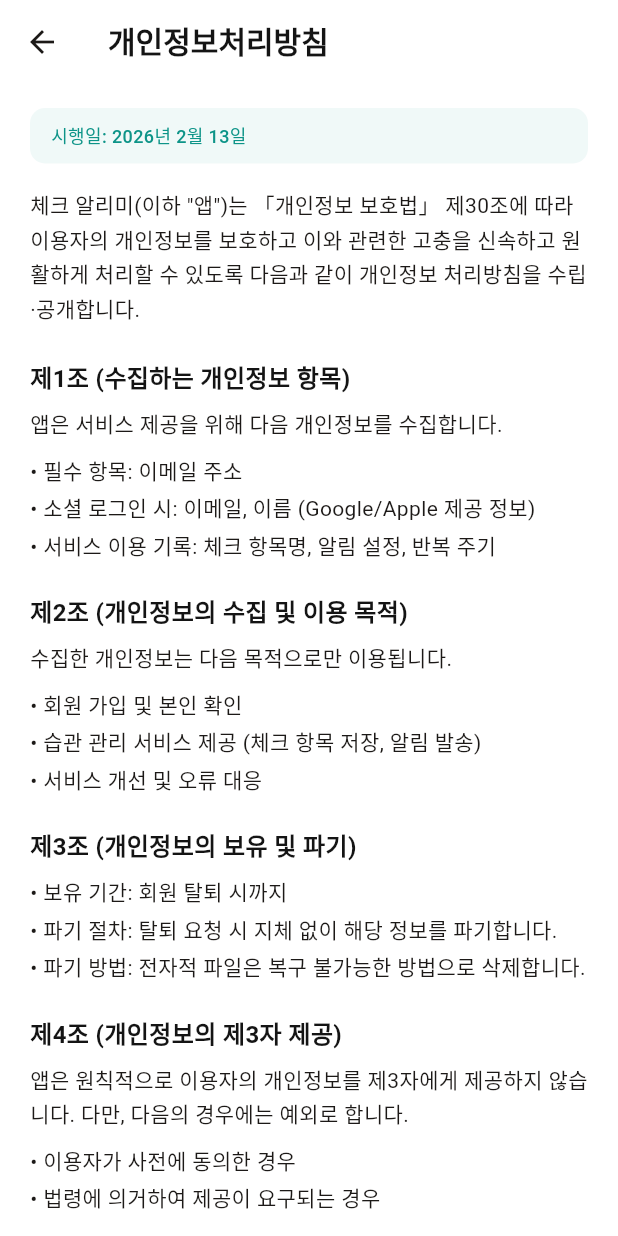
After one commit to seonho99/check_alert, a Flutter app: the SettingsView screen opened by its route, after a tap on "개인정보처리방침", on a phone screen of 412 x 824 dp. The commit adds this screen. Run offline on Flutter 3.47's test engine with Material 3 defaults, Android fonts, the phone set to English and light mode, and no system bars; our stand-ins replace calendar_date_picker2, cloud_firestore, firebase_auth, firebase_core, flutter_local_notifications, flutter_slidable and 5 more; accounts and stored records are empty.

Commit message:
feat: iOS, 안드로이드 실기기 테스트 완

```diff
--- a/lib/core/route/router.dart
+++ b/lib/core/route/router.dart
@@ -21,6 +21,7 @@ import '../../ui/task_list/task_list_view.dart';
 import '../../ui/task_list/task_list_viewmodel.dart';
 import '../../ui/task_detail/task_detail_view.dart';
 import '../../ui/task_detail/task_detail_viewmodel.dart';
+import '../../ui/settings/legal_view.dart';
 import '../../ui/settings/settings_view.dart';
 
 /// 라우트 경로 상수
@@ -33,6 +34,8 @@ class AppRoutes {
   static const String taskDetail = '/tasks/detail';
   static const String taskAdd = '/tasks/add';
   static const String settings = '/settings';
+  static const String legalPrivacy = '/settings/privacy';
+  static const String legalTerms = '/settings/terms';
 }
 
 /// GoRouter 설정
@@ -106,5 +109,13 @@ final GoRouter router = GoRouter(
       path: AppRoutes.settings,
       builder: (context, state) => const SettingsView(),
     ),
+    GoRoute(
+      path: AppRoutes.legalPrivacy,
+      builder: (context, state) => const LegalView(type: LegalType.privacy),
+    ),
+    GoRoute(
+      path: AppRoutes.legalTerms,
+      builder: (context, state) => const LegalView(type: LegalType.terms),
+    ),
   ],
 );
--- a/lib/core/services/local_notification_service.dart
+++ b/lib/core/services/local_notification_service.dart
@@ -118,7 +118,7 @@ class LocalNotificationService {
         ),
         uiLocalNotificationDateInterpretation:
             UILocalNotificationDateInterpretation.absoluteTime,
-        androidScheduleMode: AndroidScheduleMode.inexactAllowWhileIdle,
+        androidScheduleMode: AndroidScheduleMode.exactAllowWhileIdle,
         matchDateTimeComponents: DateTimeComponents.dayOfWeekAndTime,
         payload: task.id,
       );
@@ -153,7 +153,7 @@ class LocalNotificationService {
         ),
         uiLocalNotificationDateInterpretation:
             UILocalNotificationDateInterpretation.absoluteTime,
-        androidScheduleMode: AndroidScheduleMode.inexactAllowWhileIdle,
+        androidScheduleMode: AndroidScheduleMode.exactAllowWhileIdle,
         matchDateTimeComponents: DateTimeComponents.dayOfMonthAndTime,
         payload: task.id,
       );
@@ -200,7 +200,7 @@ class LocalNotificationService {
         ),
         uiLocalNotificationDateInterpretation:
             UILocalNotificationDateInterpretation.absoluteTime,
-        androidScheduleMode: AndroidScheduleMode.inexactAllowWhileIdle,
+        androidScheduleMode: AndroidScheduleMode.exactAllowWhileIdle,
         payload: task.id,
       );
     }
--- a/lib/data/datasource/auth_firebase_datasource_impl.dart
+++ b/lib/data/datasource/auth_firebase_datasource_impl.dart
@@ -124,7 +124,9 @@ class AuthFirebaseDataSourceImpl implements AuthDataSource {
 
   Future<void> _initializeGoogleSignIn() async {
     try {
-      await _googleSignIn.initialize();
+      await _googleSignIn.initialize(
+        serverClientId: '92105577038-slpl4jp7t6chqjg9gq9e4gd6fqg9l7re.apps.googleusercontent.com',
+      );
       _isGoogleSignInInitialized = true;
     } catch (e) {
       throw ServerException('Google Sign-In 초기화 중 오류가 발생했습니다: $e');
--- /dev/null
+++ b/lib/ui/settings/legal_view.dart
@@ -0,0 +1,201 @@
+import 'package:flutter/material.dart';
+
+import '../../core/theme/app_colors.dart';
+import '../../core/theme/app_text_styles.dart';
+
+enum LegalType { privacy, terms }
+
+class LegalView extends StatelessWidget {
+  final LegalType type;
+
+  const LegalView({super.key, required this.type});
+
+  String get _title =>
+      type == LegalType.privacy ? '개인정보처리방침' : '서비스 이용약관';
+
+  @override
+  Widget build(BuildContext context) {
+    return Scaffold(
+      backgroundColor: Colors.white,
+      appBar: AppBar(title: Text(_title)),
+      body: SafeArea(
+        child: ListView(
+          padding: const EdgeInsets.symmetric(horizontal: 20, vertical: 16),
+          children: type == LegalType.privacy
+              ? _privacyPolicySections()
+              : _termsOfServiceSections(),
+        ),
+      ),
+    );
+  }
+
+  // ──────────────────────────────────────
+  // 개인정보처리방침
+  // ──────────────────────────────────────
+  List<Widget> _privacyPolicySections() {
+    return [
+      _buildNotice('시행일: 2026년 2월 13일'),
+      const SizedBox(height: 16),
+      _buildParagraph(
+        '체크 알리미(이하 "앱")는 「개인정보 보호법」 제30조에 따라 '
+        '이용자의 개인정보를 보호하고 이와 관련한 고충을 신속하고 원활하게 '
+        '처리할 수 있도록 다음과 같이 개인정보 처리방침을 수립·공개합니다.',
+      ),
+      const SizedBox(height: 24),
+      _buildSection('제1조 (수집하는 개인정보 항목)', [
+        '앱은 서비스 제공을 위해 다음 개인정보를 수집합니다.',
+        '',
+        '• 필수 항목: 이메일 주소',
+        '• 소셜 로그인 시: 이메일, 이름 (Google/Apple 제공 정보)',
+        '• 서비스 이용 기록: 체크 항목명, 알림 설정, 반복 주기',
+      ]),
+      _buildSection('제2조 (개인정보의 수집 및 이용 목적)', [
+        '수집한 개인정보는 다음 목적으로만 이용됩니다.',
+        '',
+        '• 회원 가입 및 본인 확인',
+        '• 습관 관리 서비스 제공 (체크 항목 저장, 알림 발송)',
+        '• 서비스 개선 및 오류 대응',
+      ]),
+      _buildSection('제3조 (개인정보의 보유 및 파기)', [
+        '• 보유 기간: 회원 탈퇴 시까지',
+        '• 파기 절차: 탈퇴 요청 시 지체 없이 해당 정보를 파기합니다.',
+        '• 파기 방법: 전자적 파일은 복구 불가능한 방법으로 삭제합니다.',
+      ]),
+      _buildSection('제4조 (개인정보의 제3자 제공)', [
+        '앱은 원칙적으로 이용자의 개인정보를 제3자에게 제공하지 않습니다. '
+            '다만, 다음의 경우에는 예외로 합니다.',
+        '',
+        '• 이용자가 사전에 동의한 경우',
+        '• 법령에 의거하여 제공이 요구되는 경우',
+      ]),
+      _buildSection('제5조 (개인정보 처리 위탁)', [
+        '앱은 서비스 운영을 위해 다음과 같이 개인정보 처리를 위탁합니다.',
+        '',
+        '• 위탁 업체: Google LLC (Firebase)',
+        '• 위탁 업무: 사용자 인증, 데이터 저장 및 관리',
+      ]),
+      _buildSection('제6조 (이용자의 권리와 행사 방법)', [
+        '이용자는 언제든지 다음의 권리를 행사할 수 있습니다.',
+        '',
+        '• 개인정보 열람, 수정, 삭제 요청',
+        '• 회원 탈퇴를 통한 개인정보 처리 정지 요청',
+        '',
+        '권리 행사는 앱 내 설정 또는 이메일을 통해 가능합니다.',
+      ]),
+      _buildSection('제7조 (개인정보의 안전성 확보 조치)', [
+        '앱은 개인정보의 안전성 확보를 위해 다음 조치를 취합니다.',
+        '',
+        '• 비밀번호 암호화 저장',
+        '• SSL/TLS를 통한 데이터 전송 암호화',
+        '• Firebase 보안 규칙을 통한 접근 제어',
+      ]),
+      const SizedBox(height: 16),
+    ];
+  }
+
+  // ──────────────────────────────────────
+  // 서비스 이용약관
+  // ──────────────────────────────────────
+  List<Widget> _termsOfServiceSections() {
+    return [
+      _buildNotice('시행일: 2026년 2월 13일'),
+      const SizedBox(height: 16),
+      _buildSection('제1조 (목적)', [
+        '본 약관은 체크 알리미(이하 "앱")가 제공하는 습관 관리 서비스의 '
+            '이용과 관련하여 앱과 이용자 간의 권리, 의무 및 책임사항을 규정함을 '
+            '목적으로 합니다.',
+      ]),
+      _buildSection('제2조 (서비스의 내용)', [
+        '앱은 다음과 같은 서비스를 제공합니다.',
+        '',
+        '• 체크 항목 생성, 수정, 삭제',
+        '• 반복 알림 설정 (주간, 월간, 특정 날짜)',
+        '• 달력을 통한 습관 기록 조회',
+      ]),
+      _buildSection('제3조 (이용자의 의무)', [
+        '이용자는 다음 행위를 해서는 안 됩니다.',
+        '',
+        '• 타인의 개인정보를 도용하는 행위',
+        '• 서비스 운영을 방해하는 행위',
+        '• 관련 법령에 위반되는 행위',
+      ]),
+      _buildSection('제4조 (서비스의 변경 및 중단)', [
+        '• 앱은 운영상, 기술상의 필요에 따라 서비스를 변경할 수 있습니다.',
+        '• 서비스 변경 시 변경 내용과 적용일자를 사전에 공지합니다.',
+        '• 천재지변, 시스템 장애 등 불가항력적 사유 발생 시 서비스가 '
+            '일시 중단될 수 있습니다.',
+      ]),
+      _buildSection('제5조 (면책조항)', [
+        '• 앱은 무료로 제공되며, 서비스 이용과 관련하여 발생한 '
+            '손해에 대해 책임을 지지 않습니다.',
+        '• 이용자의 귀책사유로 인한 서비스 이용 장애에 대해서는 '
+            '책임을 지지 않습니다.',
+        '• 알림은 기기 설정 및 네트워크 상태에 따라 지연되거나 '
+            '수신되지 않을 수 있습니다.',
+      ]),
+      _buildSection('제6조 (약관의 변경)', [
+        '• 본 약관은 관련 법령에 위배되지 않는 범위 내에서 변경될 수 있습니다.',
+        '• 약관이 변경될 경우, 적용일자 10일 전부터 앱 내에서 공지합니다.',
+        '• 이용자에게 불리한 변경의 경우, 적용일자 30일 전부터 공지합니다.',
+      ]),
+      const SizedBox(height: 16),
+    ];
+  }
+
+  // ──────────────────────────────────────
+  // 공통 위젯
+  // ──────────────────────────────────────
+  Widget _buildNotice(String text) {
+    return Container(
+      padding: const EdgeInsets.symmetric(horizontal: 14, vertical: 10),
+      decoration: BoxDecoration(
+        color: AppColors.primary.withValues(alpha: 0.06),
+        borderRadius: BorderRadius.circular(10),
+      ),
+      child: Text(
+        text,
+        style: AppTextStyles.captionMedium.copyWith(
+          color: AppColors.primary,
+        ),
+      ),
+    );
+  }
+
+  Widget _buildSection(String title, List<String> paragraphs) {
+    return Padding(
+      padding: const EdgeInsets.only(bottom: 20),
+      child: Column(
+        crossAxisAlignment: CrossAxisAlignment.start,
+        children: [
+          Text(
+            title,
+            style: AppTextStyles.subtitle2Bold,
+          ),
+          const SizedBox(height: 8),
+          ...paragraphs.map((p) => p.isEmpty
+              ? const SizedBox(height: 6)
+              : Padding(
+                  padding: const EdgeInsets.only(bottom: 2),
+                  child: Text(
+                    p,
+                    style: AppTextStyles.body2Regular.copyWith(
+                      color: AppColors.onSurface,
+                      height: 1.6,
+                    ),
+                  ),
+                )),
+        ],
+      ),
+    );
+  }
+
+  Widget _buildParagraph(String text) {
+    return Text(
+      text,
+      style: AppTextStyles.body2Regular.copyWith(
+        color: AppColors.onSurface,
+        height: 1.6,
+      ),
+    );
+  }
+}
--- a/lib/ui/settings/settings_view.dart
+++ b/lib/ui/settings/settings_view.dart
@@ -98,6 +98,34 @@ class SettingsView extends StatelessWidget {
                   style: AppTextStyles.body2Regular.copyWith(
                     color: AppColors.subtleText,
                   ),
+                ),
+              ),
+              const Divider(height: 1, indent: 56),
+              _buildTile(
+                icon: Icons.shield_outlined,
+                iconColor: AppColors.subtleText,
+                title: '개인정보처리방침',
+                trailing: const Icon(Icons.chevron_right, color: AppColors.subtleText, size: 20),
+                onTap: () => context.push(AppRoutes.legalPrivacy),
+              ),
+              const Divider(height: 1, indent: 56),
+              _buildTile(
+                icon: Icons.description_outlined,
+                iconColor: AppColors.subtleText,
+                title: '서비스 이용약관',
+                trailing: const Icon(Icons.chevron_right, color: AppColors.subtleText, size: 20),
+                onTap: () => context.push(AppRoutes.legalTerms),
+              ),
+              const Divider(height: 1, indent: 56),
+              _buildTile(
+                icon: Icons.code_outlined,
+                iconColor: AppColors.subtleText,
+                title: '오픈소스 라이선스',
+                trailing: const Icon(Icons.chevron_right, color: AppColors.subtleText, size: 20),
+                onTap: () => showLicensePage(
+                  context: context,
+                  applicationName: '체크 알리미',
+                  applicationVersion: '1.0.0',
                 ),
               ),
             ],
--- a/lib/ui/task_detail/task_detail_view.dart
+++ b/lib/ui/task_detail/task_detail_view.dart
@@ -102,7 +102,7 @@ class TaskDetailView extends StatelessWidget {
                         // 항목 이름
                         _buildSection(
                           children: [
-                            _buildSectionLabel('항목 이름'),
+                            _buildSectionLabel('알림 메세지'),
                             const SizedBox(height: 10),
                             TextFormField(
                               controller: viewModel.nameController,
@@ -548,6 +548,7 @@ class TaskDetailView extends StatelessWidget {
       onTap: () async {
         final time = await showTimePicker(
           context: context,
+          initialEntryMode: TimePickerEntryMode.inputOnly,
           initialTime: TimeOfDay(
               hour: state.reminderHour, minute: state.reminderMinute),
         );
```
Also changed, not shown: lib/core/di/core_providers.dart (+5 -3 lines), lib/main.dart (+62 -38 lines), lib/ui/task_detail/task_detail_viewmodel.dart (+21 -9 lines), lib/firebase_options.dart, 3 other files.
